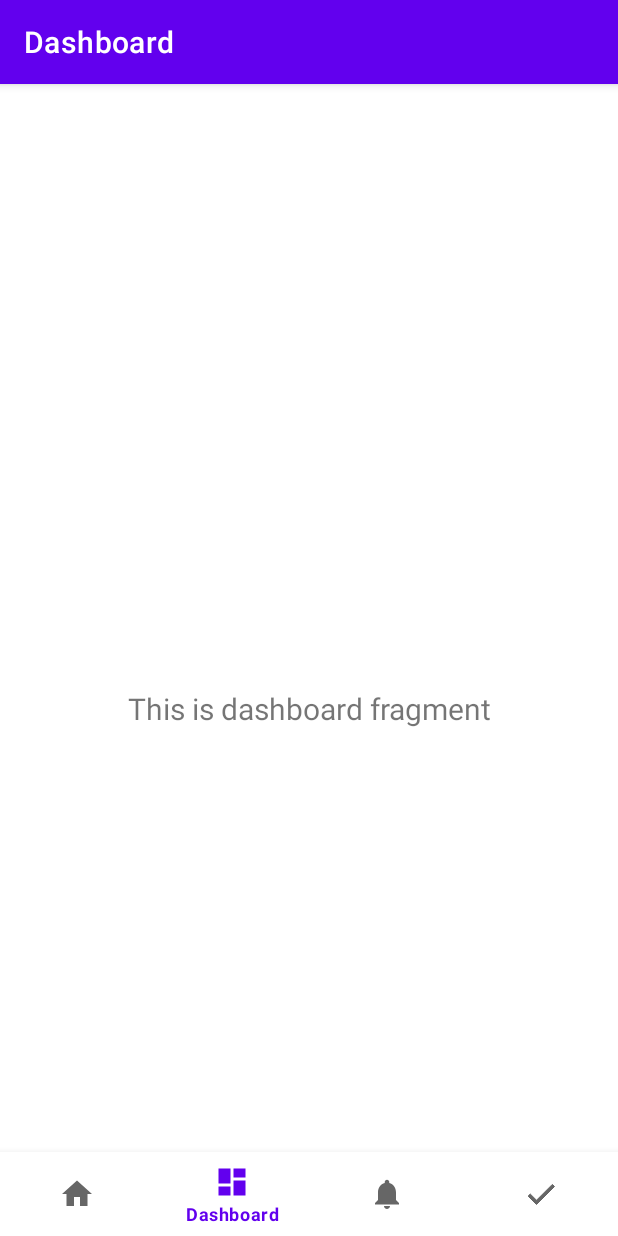
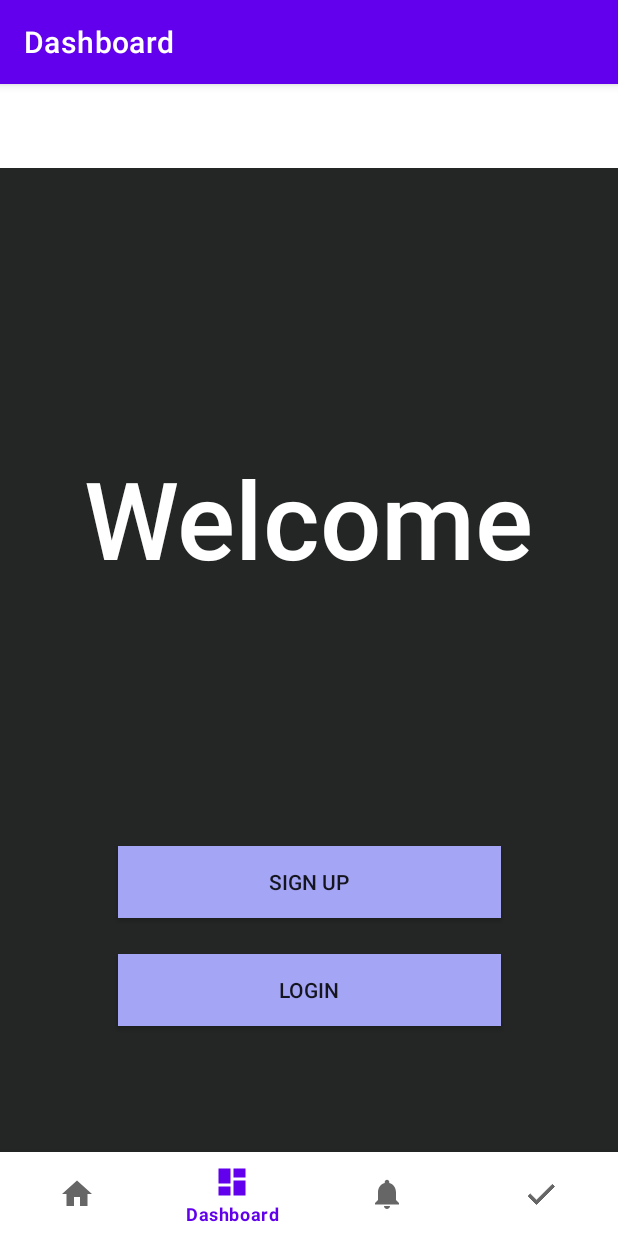
Before and after one commit to emmimelon/B07-Project, an Android app: the DashboardFragment screen opened through its navigation route, on a phone screen of 412 x 824 dp. Run offline under Robolectric (Android 15) with nearby library versions, the phone set to English and light mode, and no system bars; our stand-ins replace navigation-ui.

Commit message:
created welcome and sign up pages

```diff
--- a/app/src/main/java/com/example/b07project/ui/dashboard/DashboardFragment.java
+++ b/app/src/main/java/com/example/b07project/ui/dashboard/DashboardFragment.java
@@ -24,8 +24,8 @@ public class DashboardFragment extends Fragment {
         binding = FragmentDashboardBinding.inflate(inflater, container, false);
         View root = binding.getRoot();
 
-        final TextView textView = binding.textDashboard;
-        dashboardViewModel.getText().observe(getViewLifecycleOwner(), textView::setText);
+        // final TextView textView = binding.textDashboard;
+        // dashboardViewModel.getText().observe(getViewLifecycleOwner(), textView::setText);
         return root;
     }
 
--- a/app/src/main/res/layout/fragment_dashboard.xml
+++ b/app/src/main/res/layout/fragment_dashboard.xml
@@ -4,19 +4,46 @@
     xmlns:tools="http://schemas.android.com/tools"
     android:layout_width="match_parent"
     android:layout_height="match_parent"
+    android:background="#242525"
     tools:context=".ui.dashboard.DashboardFragment">
 
     <TextView
-        android:id="@+id/text_dashboard"
-        android:layout_width="match_parent"
+        android:id="@+id/textview_first"
+        android:layout_width="wrap_content"
         android:layout_height="wrap_content"
-        android:layout_marginStart="8dp"
-        android:layout_marginTop="8dp"
-        android:layout_marginEnd="8dp"
-        android:textAlignment="center"
-        android:textSize="20sp"
+        android:fontFamily="sans-serif-medium"
+        android:text="@string/welcome"
+        android:textColor="@color/white"
+        android:textSize="72sp"
         app:layout_constraintBottom_toBottomOf="parent"
         app:layout_constraintEnd_toEndOf="parent"
         app:layout_constraintStart_toStartOf="parent"
-        app:layout_constraintTop_toTopOf="parent" />
+        app:layout_constraintTop_toTopOf="parent"
+        app:layout_constraintVertical_bias ="0.3"/>
+
+    <androidx.appcompat.widget.AppCompatButton
+        android:id="@+id/sign_up"
+        android:layout_width="255dp"
+        android:layout_height="48dp"
+        android:background="#A4A5F5"
+        android:backgroundTint="#A4A5F5"
+        android:text="@string/sign_up"
+        app:layout_constraintBottom_toTopOf="@+id/login"
+        app:layout_constraintEnd_toEndOf="parent"
+        app:layout_constraintStart_toStartOf="parent"
+        app:layout_constraintTop_toBottomOf="@+id/textview_first"
+        app:layout_constraintVertical_bias="0.875" />
+
+    <androidx.appcompat.widget.AppCompatButton
+        android:id="@+id/login"
+        android:layout_width="255dp"
+        android:layout_height="48dp"
+        android:layout_marginBottom="140dp"
+        android:background="#A4A5F5"
+        android:backgroundTint="#A4A5F5"
+        android:text="@string/login"
+        app:layout_constraintBottom_toBottomOf="parent"
+        app:layout_constraintEnd_toEndOf="parent"
+        app:layout_constraintStart_toStartOf="parent" />
+
 </androidx.constraintlayout.widget.ConstraintLayout>
--- /dev/null
+++ b/app/src/main/res/layout/fragment_loginpage.xml
@@ -0,0 +1,6 @@
+<?xml version="1.0" encoding="utf-8"?>
+<androidx.constraintlayout.widget.ConstraintLayout xmlns:android="http://schemas.android.com/apk/res/android"
+    android:layout_width="match_parent"
+    android:layout_height="match_parent">
+
+</androidx.constraintlayout.widget.ConstraintLayout>
--- a/app/src/main/res/values/strings.xml
+++ b/app/src/main/res/values/strings.xml
@@ -5,4 +5,40 @@
     <string name="title_notifications">Notifications</string>
 <!-- TODO: Remove or change this placeholder text -->
     <string name="hello_blank_fragment">Hello blank fragment</string>
+
+    <string name="welcome">
+        Welcome
+    </string>
+
+    <string name="sign_up">
+        Sign Up
+    </string>
+
+    <string name="login">
+        Login
+    </string>
+
+    <string name="create">
+        Create an Account
+    </string>
+
+    <string name="student">
+        Create as Student
+    </string>
+
+    <string name="admin">
+        Create as Admin
+    </string>
+
+    <string name="name">
+        Enter your full name.
+    </string>
+
+    <string name="email">
+        Enter your UofT email.
+    </string>
+
+    <string name="password">
+        Enter your password.
+    </string>
 </resources>
```
Also changed, not shown: app/src/main/res/layout/fragment_signuppage.xml (added, +85 -0 lines).
